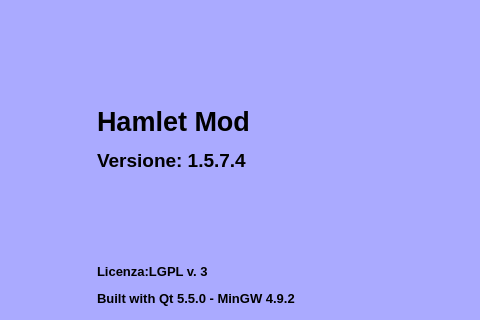
Qt form mainwindow.ui (fblabs/hamlet-mod-sancon) before a commit; both pictures show x 246 to 726 and y 82 to 402 of the 979 by 768 pixel window.
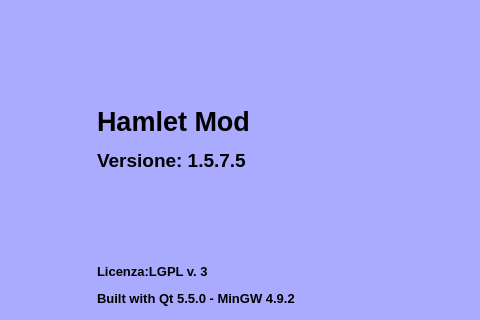
The same form after that commit. Icons and pictures are not drawn.

The edit to the form file:
```diff
--- a/mainwindow.ui
+++ b/mainwindow.ui
@@ -523,7 +523,7 @@
       <item>
        <widget class="QLabel" name="label_2">
         <property name="text">
-         <string>&lt;html&gt;&lt;head/&gt;&lt;body&gt;&lt;p&gt;&lt;span style=&quot; font-size:20pt; font-weight:600;&quot;&gt;Hamlet Mod&lt;/span&gt;&lt;/p&gt;&lt;p&gt;&lt;span style=&quot; font-size:14pt; font-weight:600;&quot;&gt;Versione: 1.5.7.4&lt;/span&gt;&lt;/p&gt;&lt;p&gt;&lt;br/&gt;&lt;/p&gt;&lt;p&gt;&lt;br/&gt;&lt;/p&gt;&lt;p&gt;&lt;span style=&quot; font-size:10pt; font-weight:600;&quot;&gt;Licenza:LGPL v. 3&lt;/span&gt;&lt;/p&gt;&lt;p&gt;&lt;span style=&quot; font-size:10pt; font-weight:600;&quot;&gt;Built with Qt 5.5.0 - MinGW 4.9.2&lt;/span&gt;&lt;/p&gt;&lt;p&gt;&lt;span style=&quot; font-size:10pt;&quot;&gt;FBLABS 2015-2016&lt;/span&gt;&lt;/p&gt;&lt;/body&gt;&lt;/html&gt;</string>
+         <string>&lt;html&gt;&lt;head/&gt;&lt;body&gt;&lt;p&gt;&lt;span style=&quot; font-size:20pt; font-weight:600;&quot;&gt;Hamlet Mod&lt;/span&gt;&lt;/p&gt;&lt;p&gt;&lt;span style=&quot; font-size:14pt; font-weight:600;&quot;&gt;Versione: 1.5.7.5&lt;/span&gt;&lt;/p&gt;&lt;p&gt;&lt;br/&gt;&lt;/p&gt;&lt;p&gt;&lt;br/&gt;&lt;/p&gt;&lt;p&gt;&lt;span style=&quot; font-size:10pt; font-weight:600;&quot;&gt;Licenza:LGPL v. 3&lt;/span&gt;&lt;/p&gt;&lt;p&gt;&lt;span style=&quot; font-size:10pt; font-weight:600;&quot;&gt;Built with Qt 5.5.0 - MinGW 4.9.2&lt;/span&gt;&lt;/p&gt;&lt;p&gt;&lt;span style=&quot; font-size:10pt;&quot;&gt;FBLABS 2015-2016&lt;/span&gt;&lt;/p&gt;&lt;/body&gt;&lt;/html&gt;</string>
         </property>
         <property name="scaledContents">
          <bool>false</bool>
```
Left out of the diff: 2 changed lines with no effect on the pictures.
